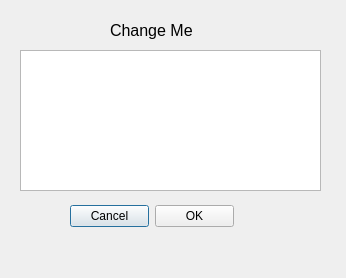
The window that usbfiledialog.ui (kbrack1/adbFire) describes before a commit, drawn with Qt 5.
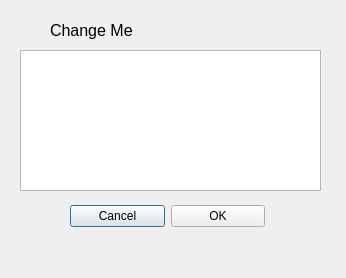
The same window after the commit.

Patch:
```diff
--- a/usbfiledialog.ui
+++ b/usbfiledialog.ui
@@ -32,7 +32,7 @@
   <widget class="QLabel" name="title">
    <property name="geometry">
     <rect>
-     <x>110</x>
+     <x>50</x>
      <y>20</y>
      <width>201</width>
      <height>22</height>
@@ -54,7 +54,7 @@
     <rect>
      <x>70</x>
      <y>200</y>
-     <width>164</width>
+     <width>195</width>
      <height>32</height>
     </rect>
    </property>
```
